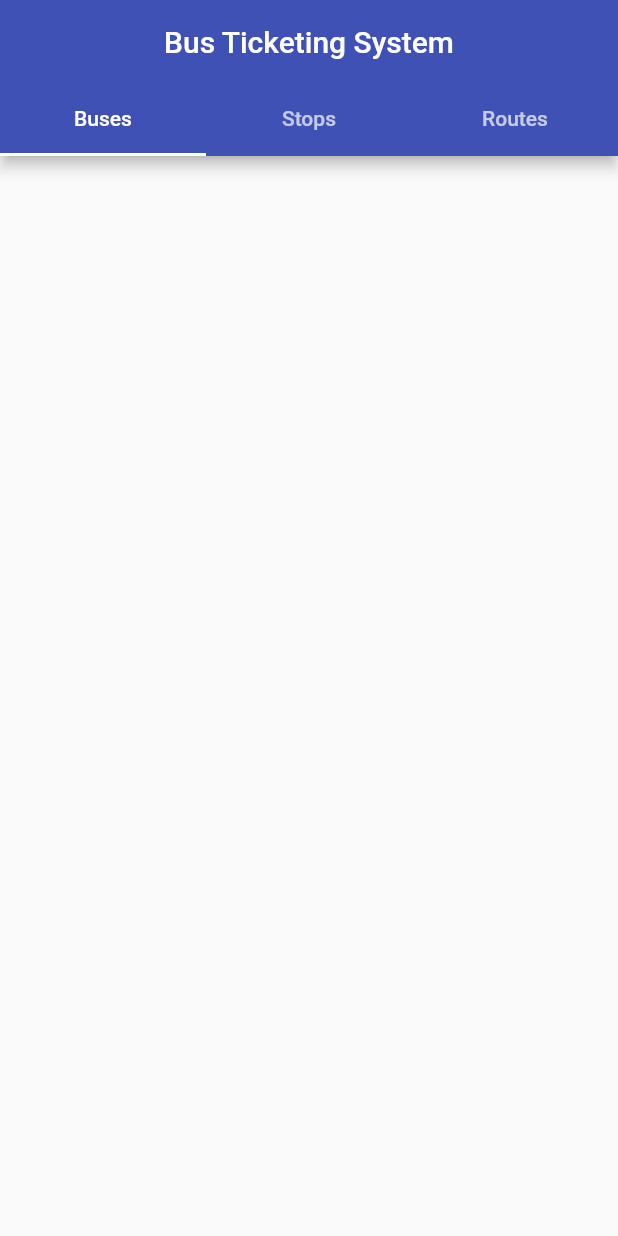
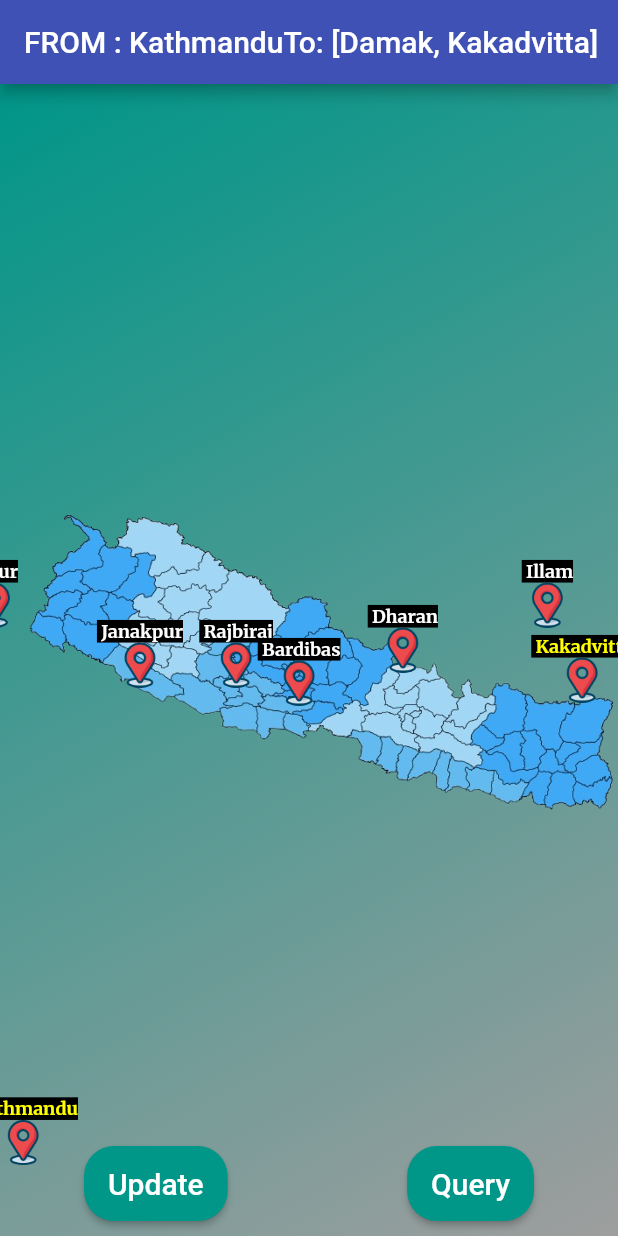
Before and after one commit to Risav25Pokhrel/dbms_frontend, a Flutter app: the screen it shows after launch, on a phone screen of 412 x 824 dp. Run offline on Flutter 3.47's test engine with Material 2 defaults, Android fonts, the phone set to English and light mode, and no system bars; our stand-ins replace auto_size_text, flutter_riverpod, google_fonts.

Commit message:
route selecting updated

```diff
--- a/lib/main.dart
+++ b/lib/main.dart
@@ -1,9 +1,10 @@
 import 'package:flutter/material.dart';
-import 'page/testpage.dart';
+import 'package:flutter_riverpod/flutter_riverpod.dart';
+import 'package:frontend/page/routepage.dart';
 
 void main() {
   WidgetsFlutterBinding.ensureInitialized();
-  runApp(const Core());
+  runApp(const ProviderScope(child: Core()));
 }
 
 class Core extends StatelessWidget {
@@ -14,7 +15,7 @@ class Core extends StatelessWidget {
     return MaterialApp(
       debugShowCheckedModeBanner: false,
       theme: ThemeData(primarySwatch: Colors.indigo),
-      home: const CorePage(),
+      home: const RouteSelectionPage(),
     );
   }
 }
--- a/lib/notifier.dart/notifiers.dart
+++ b/lib/notifier.dart/notifiers.dart
@@ -1,3 +1,14 @@
-import 'package:flutter/material.dart';
-
-final loading = ValueNotifier<bool>(false);
+final Map<int, String> routeID = {
+  0: "Kathmandu",
+  1: "Pokhara",
+  2: "Birjung",
+  3: "Gaur",
+  4: "Rajbiraj",
+  5: "Janakpur",
+  6: "Bardibas",
+  7: "Dharan",
+  8: "Biratnagar",
+  9: "Damak",
+  10: "Illam",
+  11: "Kakadvitta"
+};
--- a/lib/page/homepage.dart
+++ b/lib/page/homepage.dart
@@ -21,7 +21,7 @@ class Mainpage extends StatelessWidget {
             return const Center(child: MyProgressIndicator());
           default:
             if (snapshot.hasError) {
-              return const ShowError();
+              return ShowError(errorMessage: snapshot.error.toString());
             } else {
               var data = snapshot.data;
               return SizedBox(
--- /dev/null
+++ b/lib/page/routepage.dart
@@ -0,0 +1,111 @@
+import 'package:flutter/material.dart';
+import 'package:frontend/notifier.dart/notifiers.dart';
+import 'package:frontend/page/homepage.dart';
+import 'package:frontend/routing/routing.dart';
+import 'package:frontend/widgets/mybutton.dart';
+import '../widgets/markplace.dart';
+
+class RouteSelectionPage extends StatefulWidget {
+  const RouteSelectionPage({super.key});
+
+  @override
+  State<RouteSelectionPage> createState() => _RouteSelectionPageState();
+}
+
+class _RouteSelectionPageState extends State<RouteSelectionPage> {
+  @override
+  Widget build(BuildContext context) {
+    return InteractiveViewer(
+      maxScale: 4,
+      child: Scaffold(
+        floatingActionButtonLocation: FloatingActionButtonLocation.centerDocked,
+        appBar: AppBar(
+          title: const ShowDestination(),
+        ),
+        floatingActionButton: SizedBox(
+            width: 300,
+            height: 70,
+            child: Row(
+              mainAxisAlignment: MainAxisAlignment.spaceBetween,
+              children: [
+                MyButton(title: "Update", onTap: () => setState(() {})),
+                MyButton(title: "Query", onTap: ()=>Routing().withoutReplacement(context, page: const Mainpage(path: 'buses')))
+              ],
+            )),
+        body: Container(
+          decoration: const BoxDecoration(
+              gradient: LinearGradient(
+            begin: Alignment.topLeft,
+            end: Alignment.bottomRight,
+            colors: [
+              Colors.teal,
+              Colors.grey,
+            ],
+          )),
+          child: Align(
+            child: Stack(
+              clipBehavior: Clip.none,
+              children: [
+                AspectRatio(
+                  aspectRatio: 16 / 9,
+                  child: Image.asset("assets/NepalMap.png",
+                      filterQuality: FilterQuality.high, fit: BoxFit.fitWidth),
+                ),
+                const MarkPlaces(
+                    place: "Kathmandu", right: 360, top: 330, id: 0),
+                const MarkPlaces(place: "Pokhara", left: 600, down: 230, id: 1),
+                const MarkPlaces(
+                    place: "Birjung", right: 460, down: 100, id: 2),
+                const MarkPlaces(place: "Gaur", right: 400, down: 60, id: 3),
+                const MarkPlaces(
+                    place: "Rajbiraj", right: 230, down: 20, id: 4),
+                const MarkPlaces(
+                    place: "Janakpur", right: 290, down: 20, id: 5),
+                const MarkPlaces(place: "Bardibas", right: 185, down: 8, id: 6),
+                const MarkPlaces(place: "Dharan", right: 120, down: 30, id: 7),
+                const MarkPlaces(
+                    place: "Biratnagar", right: 100, top: 505, id: 8),
+                const MarkPlaces(place: "Damak", right: 75, top: 480, id: 9),
+                const MarkPlaces(place: "Illam", right: 30, down: 60, id: 10),
+                const MarkPlaces(
+                    place: "Kakadvitta", right: -10, down: 10, id: 11),
+              ],
+            ),
+          ),
+        ),
+      ),
+    );
+  }
+}
+
+class ShowDestination extends StatelessWidget {
+  const ShowDestination({super.key});
+
+  @override
+  Widget build(BuildContext context) {
+    return ValueListenableBuilder(
+      valueListenable: selected,
+      builder: (context, value, child) {
+        String from;
+        List<String> to = [];
+        try {
+          from = routeID[value[0]]!;
+        } catch (e) {
+          from = '';
+        }
+        try {
+          for (int i = 0; i < value.length; i++) {
+            if (i != 0) {
+              to.add(routeID[value[i]]!);
+            }
+          }
+        } catch (e) {
+          to = [];
+        }
+        return Row(
+            mainAxisAlignment: MainAxisAlignment.spaceAround,
+            children: [Text("FROM : $from"), Text("To: ${to.toString()}")]);
+      },
+    );
+  }
+}
--- a/lib/page/testpage.dart
+++ b/lib/page/testpage.dart
@@ -1,6 +1,7 @@
 import 'dart:convert';
 import 'package:flutter/material.dart';
 import 'package:frontend/page/homepage.dart';
+import 'package:frontend/page/routepage.dart';
 import 'package:http/http.dart' as http;
 
 typedef DatabaseTable = List<dynamic>;
@@ -61,7 +62,7 @@ class CorePage extends StatelessWidget {
   final views = const [
     Center(child: Mainpage(path: "buses")),
     Center(child: DisplayDatabaseTable('localhost:8080', 'stops')),
-    Center(child: DisplayDatabaseTable('localhost:8080', 'routes')),
+    Center(child: RouteSelectionPage()),
   ];
 
   @override
--- a/lib/requests/fetchdata.dart
+++ b/lib/requests/fetchdata.dart
@@ -8,12 +8,15 @@ import 'package:http/http.dart';
 class Requestdata extends Fetchdata {
   @override
   Future<dynamic> fetchtable(String host, String path) async {
-    final response = await http.get(Uri.http(host, path));
-
-    if (response.statusCode == 200) {
-      return jsonDecode(response.body);
-    } else {
-      throw Exception('Failed to fetch table');
+    try {
+      final response = await http.get(Uri.http(host, path));
+      if (response.statusCode == 200) {
+        return jsonDecode(response.body);
+      }
+    } catch (e) {
+      print("Hya .... karuna hi pida hai... mrytu hi mukti hai");
+      debugPrint(e.toString());
+      throw UnimplementedError();
     }
   }
 
@@ -22,12 +25,13 @@ class Requestdata extends Fetchdata {
     try {
       final response = await fetchtable(host, path);
       debugPrint(response.toString());
+      debugPrint(response.toString());
       for (var i in response) {
         out.add(Buses.fromJson(i[path]));
       }
     } catch (e) {
       debugPrint(e.toString());
-      throw UnimplementedError();
+      throw Exception(e.toString());
     }
     return out;
   }
--- a/lib/utils/fonts.dart
+++ b/lib/utils/fonts.dart
@@ -6,4 +6,6 @@ final class MyFont {
       GoogleFonts.merriweather(fontSize: 20, fontWeight: FontWeight.bold);
   static final TextStyle content =
       GoogleFonts.ubuntuCondensed(fontSize: 18, fontWeight: FontWeight.w500);
+  static final TextStyle numberplate =
+      GoogleFonts.cormorantGaramond(fontSize: 18, color: Colors.black);
 }
--- /dev/null
+++ b/lib/widgets/markplace.dart
@@ -0,0 +1,75 @@
+import 'package:flutter/material.dart';
+import 'package:frontend/page/routepage.dart';
+import '../utils/fonts.dart';
+
+final selected = ValueNotifier<List<int>>([0, 9, 11]);
+
+class MarkPlaces extends StatefulWidget {
+  const MarkPlaces(
+      {super.key,
+      this.right,
+      this.top,
+      this.left,
+      this.down,
+      required this.id,
+      required this.place});
+
+  final double? right;
+  final double? top;
+  final double? left;
+  final double? down;
+  final String place;
+  final int id;
+
+  @override
+  State<MarkPlaces> createState() => _MarkPlacesState();
+}
+
+class _MarkPlacesState extends State<MarkPlaces> {
+  @override
+  Widget build(BuildContext context) {
+    return Positioned(
+        right: widget.right,
+        top: widget.top,
+        left: widget.left,
+        bottom: widget.down,
+        height: 200,
+        child: ValueListenableBuilder(
+          valueListenable: selected,
+          builder: (context, route, child) {
+            debugPrint(route.toString());
+            final isSelected = route.contains(widget.id);
+            return GestureDetector(
+              onTap: () {
+                if (isSelected) {
+                  route.remove(widget.id);
+                  selected.value = route;
+                  setState(() {
+                    const ShowDestination();
+                  });
+                } else {
+                  route.add(widget.id);
+                  selected.value = route;
+                  setState(() {});
+                }
+              },
+              child: Column(
+                mainAxisAlignment: MainAxisAlignment.center,
+                children: [
+                  Text(" ${widget.place}",
+                      style: MyFont.headline.copyWith(
+                          color:
+                              isSelected ? Colors.yellowAccent : Colors.white,
+                          fontSize: 12,
+                          backgroundColor: Colors.black)),
+                  SizedBox(
+                      height: 30,
+                      width: 30,
+                      child: Image.asset("assets/notselected.png"))
+                ],
+              ),
+            );
+          },
+        ));
+  }
+}
--- a/lib/widgets/numberplate.dart
+++ b/lib/widgets/numberplate.dart
@@ -17,7 +17,7 @@ class NumberPlate extends StatelessWidget {
               height: 60,
               width: 120,
               decoration: BoxDecoration(
-                  color: Colors.amber.withOpacity(0.7),
+                  color: Colors.white,
                   border: Border.all(width: 2, color: Colors.indigo),
                   borderRadius: BorderRadius.circular(10),
                   boxShadow: const [
@@ -27,8 +27,7 @@ class NumberPlate extends StatelessWidget {
                         color: Colors.grey)
                   ]),
               child: AutoSizeText(licensePlate,
-                  textAlign: TextAlign.center,
-                  style: MyFont.headline.copyWith(fontSize: 18)),
+                  textAlign: TextAlign.center, style: MyFont.numberplate),
             ),
             Positioned(
                 left: 8,
--- a/pubspec.yaml
+++ b/pubspec.yaml
@@ -10,9 +10,13 @@ dependencies:
   flutter:
     sdk: flutter
 
+  #widgets
   google_fonts: ^5.1.0
+  auto_size_text: ^3.0.0
+  flutter_riverpod: ^2.3.6
+
+  #server
   http: ^1.1.0
-  auto_size_text: ^3.0.0
 
 dev_dependencies:
   flutter_test:
```
Also changed, not shown: assets/NepalMap.png (added), assets/notselected.png (added), pubspec.lock.
